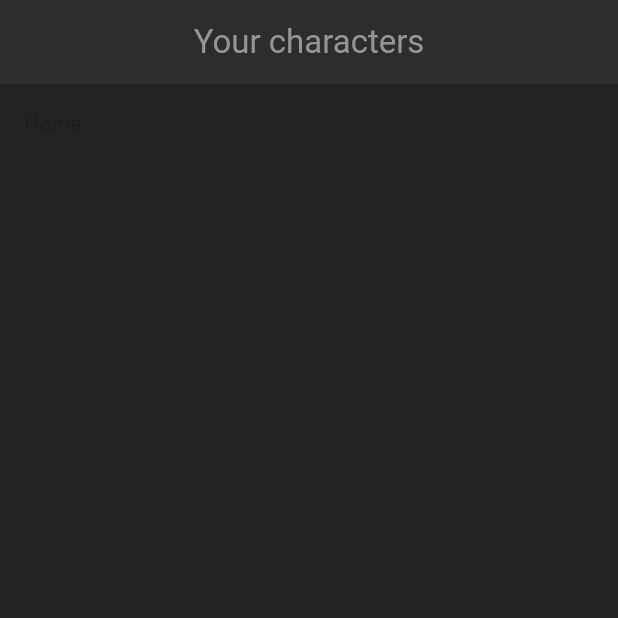
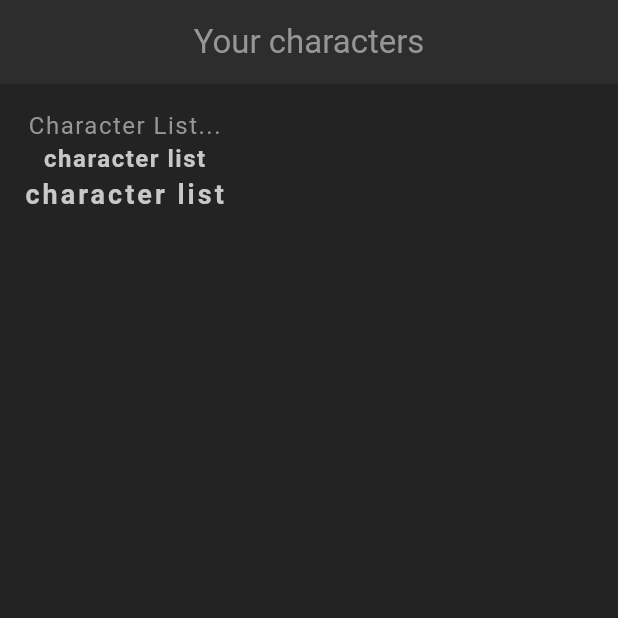
Before and after one commit to jecode93/app_rpg, a Flutter app: the screen it shows after launch, on a phone screen of 412 x 824 dp, the top half of it. Run offline on Flutter 3.47's test engine with Material 3 defaults, Android fonts, the phone set to English and light mode, and no system bars.

Commit message:
Text Theme.

```diff
--- a/lib/screens/home/home.dart
+++ b/lib/screens/home/home.dart
@@ -16,7 +16,15 @@ class _HomeState extends State<Home> {
       ),
       body: Container(
         padding: const EdgeInsets.all(16),
-        child: const Text('Home'),
+        child: Column(
+          children: [
+            const Text('Character List...'),
+            Text('character list',
+                style: Theme.of(context).textTheme.headlineMedium),
+            Text('character list',
+                style: Theme.of(context).textTheme.titleMedium),
+          ],
+        ),
       ),
     );
   }
--- a/lib/theme.dart
+++ b/lib/theme.dart
@@ -27,4 +27,25 @@ ThemeData primaryTheme = ThemeData(
     surfaceTintColor: Colors.transparent,
     centerTitle: true,
   ),
+
+  // text theme
+  textTheme: TextTheme(
+    bodyMedium: TextStyle(
+      color: AppColors.textColor,
+      fontSize: 16,
+      letterSpacing: 1,
+    ),
+    headlineMedium: TextStyle(
+      color: AppColors.titleColor,
+      fontSize: 16,
+      fontWeight: FontWeight.bold,
+      letterSpacing: 1,
+    ),
+    titleMedium: TextStyle(
+      color: AppColors.titleColor,
+      fontSize: 18,
+      fontWeight: FontWeight.bold,
+      letterSpacing: 2,
+    ),
+  ),
 );
```
